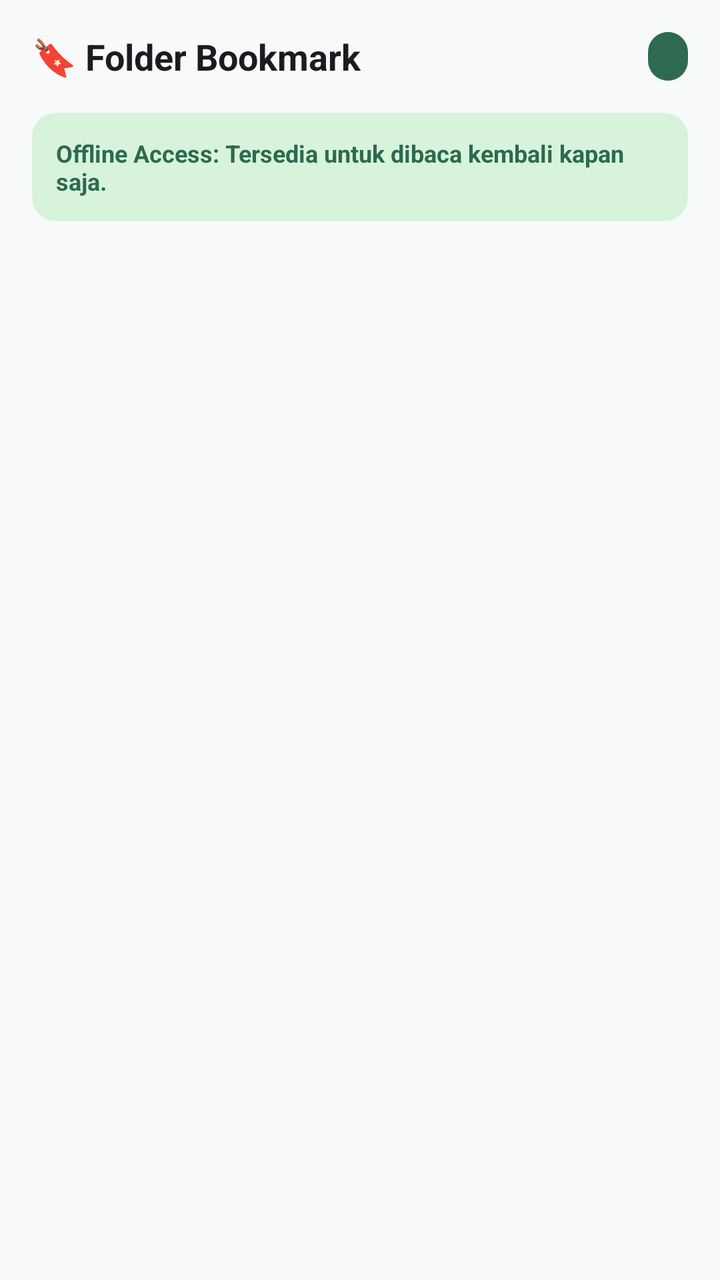
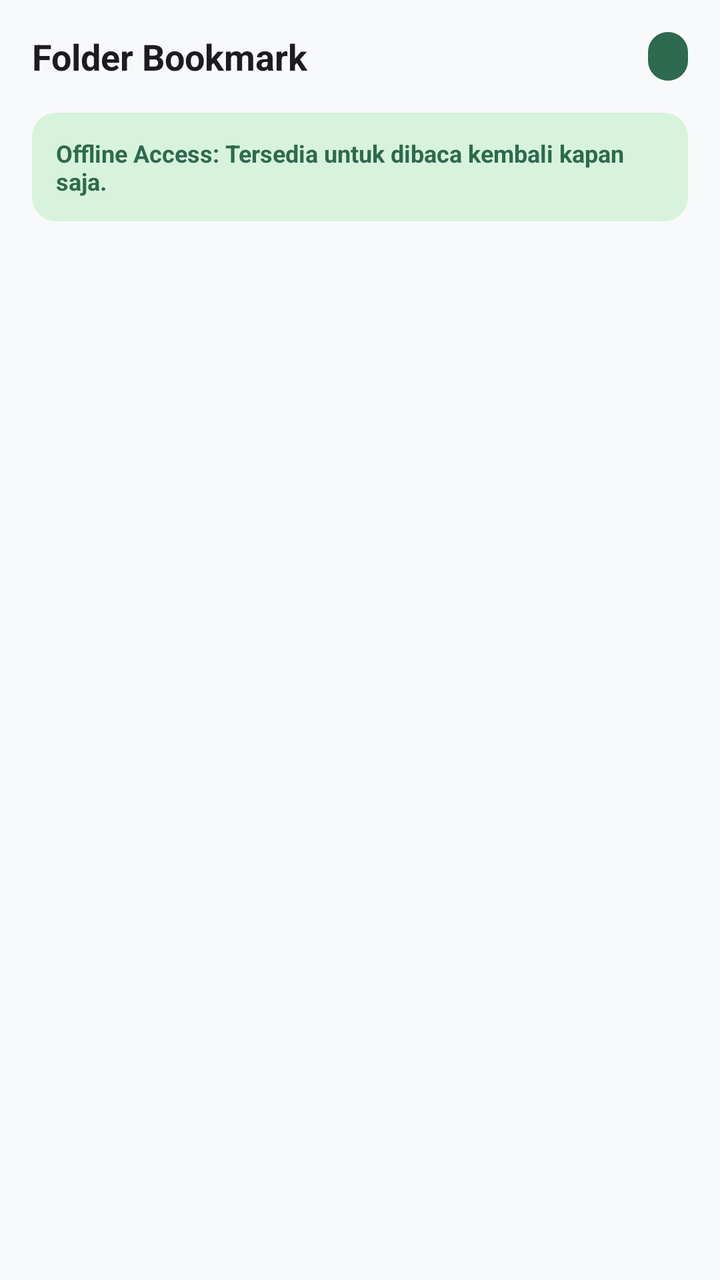

The first picture is an Android layout as it rendered before a commit; the second is the same layout after the commit. The layout source and the unified diff follow.
<!-- AndroidManifest.xml: application theme Theme.EduConnect -->
<!-- res/layout/fragment_bookmark.xml -->
<?xml version="1.0" encoding="utf-8"?>
<LinearLayout
    xmlns:android="http://schemas.android.com/apk/res/android"
    android:layout_width="match_parent"
    android:layout_height="match_parent"
    android:orientation="vertical"
    android:background="@color/grey_bg">

    
    <LinearLayout
        android:layout_width="match_parent"
        android:layout_height="wrap_content"
        android:orientation="horizontal"
        android:gravity="center_vertical"
        android:padding="16dp">

        <TextView
            android:layout_width="0dp"
            android:layout_height="wrap_content"
            android:layout_weight="1"
            android:text="🔖 Folder Bookmark"
            android:textSize="18sp"
            android:textStyle="bold"
            android:textColor="?attr/colorOnSurface" />

        <TextView
            android:id="@+id/tv_bookmark_header_count"
            android:layout_width="wrap_content"
            android:layout_height="wrap_content"
            android:textSize="12sp"
            android:textColor="@color/white"
            android:background="@drawable/bg_category_chip"
            android:paddingHorizontal="10dp"
            android:paddingVertical="4dp" />

    </LinearLayout>

    
    <TextView
        android:layout_width="match_parent"
        android:layout_height="wrap_content"
        android:text="Offline Access: Tersedia untuk dibaca kembali kapan saja."
        android:textSize="12sp"
        android:textColor="@color/green_primary"
        android:textStyle="bold"
        android:background="@drawable/bg_offline_banner"
        android:padding="12dp"
        android:layout_marginHorizontal="16dp"
        android:layout_marginBottom="8dp" />

    <FrameLayout
        android:layout_width="match_parent"
        android:layout_height="match_parent">

        <androidx.recyclerview.widget.RecyclerView
            android:id="@+id/rv_bookmarks"
            android:layout_width="match_parent"
            android:layout_height="match_parent"
            android:paddingBottom="100dp"
            android:clipToPadding="false" />

        
        <LinearLayout
            android:id="@+id/layout_empty"
            android:layout_width="wrap_content"
            android:layout_height="wrap_content"
            android:layout_gravity="center"
            android:orientation="vertical"
            android:gravity="center"
            android:padding="32dp"
            android:visibility="gone">

            <TextView
                android:layout_width="wrap_content"
                android:layout_height="wrap_content"
                android:text="🔖"
                android:textSize="64sp"
                android:layout_marginBottom="16dp" />

            <TextView
                android:layout_width="wrap_content"
                android:layout_height="wrap_content"
                android:text="Belum ada bookmark"
                android:textSize="18sp"
                android:textStyle="bold"
                android:textColor="?attr/colorOnSurface" />

            <TextView
                android:layout_width="wrap_content"
                android:layout_height="wrap_content"
                android:text="Simpan postingan penting dari halaman Beranda"
                android:textSize="14sp"
                android:gravity="center"
                android:layout_marginTop="8dp"
                android:textColor="@color/grey_text" />

        </LinearLayout>

    </FrameLayout>

</LinearLayout>
<!-- resources referenced by this layout -->
<resources>
  <color name="green_primary">#2D6A4F</color>
  <color name="grey_bg">#F8F9FA</color>
  <color name="grey_text">#6C757D</color>
  <color name="white">#FFFFFF</color>
  <!-- drawable bg_category_chip (drawable) -->
  <?xml version="1.0" encoding="utf-8"?>
  <shape xmlns:android="http://schemas.android.com/apk/res/android"
      android:shape="rectangle">
      <solid android:color="@color/green_primary" />
      <corners android:radius="20dp" />
  </shape>
  <!-- drawable bg_offline_banner (drawable) -->
  <?xml version="1.0" encoding="utf-8"?>
  <shape xmlns:android="http://schemas.android.com/apk/res/android"
      android:shape="rectangle">
      <solid android:color="@color/green_surface" />
      <corners android:radius="12dp" />
  </shape>
  <style name="Theme.EduConnect" parent="Theme.Material3.Light.NoActionBar">
          <item name="colorPrimary">@color/green_primary</item>
          <item name="colorPrimaryDark">@color/green_dark</item>
          <item name="colorAccent">@color/orange_secondary</item>
          <item name="android:windowBackground">@color/grey_bg</item>
          <item name="colorSurface">@color/white</item>
      </style>
  <color name="green_surface">#D8F3DC</color>
  <color name="green_dark">#1B4332</color>
  <color name="orange_secondary">#F4845F</color>
</resources>

<!-- the commit's change to res/layout/fragment_bookmark.xml (unified diff, before → after) -->
@@ -18,7 +18,7 @@
             android:layout_width="0dp"
             android:layout_height="wrap_content"
             android:layout_weight="1"
-            android:text="🔖 Folder Bookmark"
+            android:text="Folder Bookmark"
             android:textSize="18sp"
             android:textStyle="bold"
             android:textColor="?attr/colorOnSurface" />
